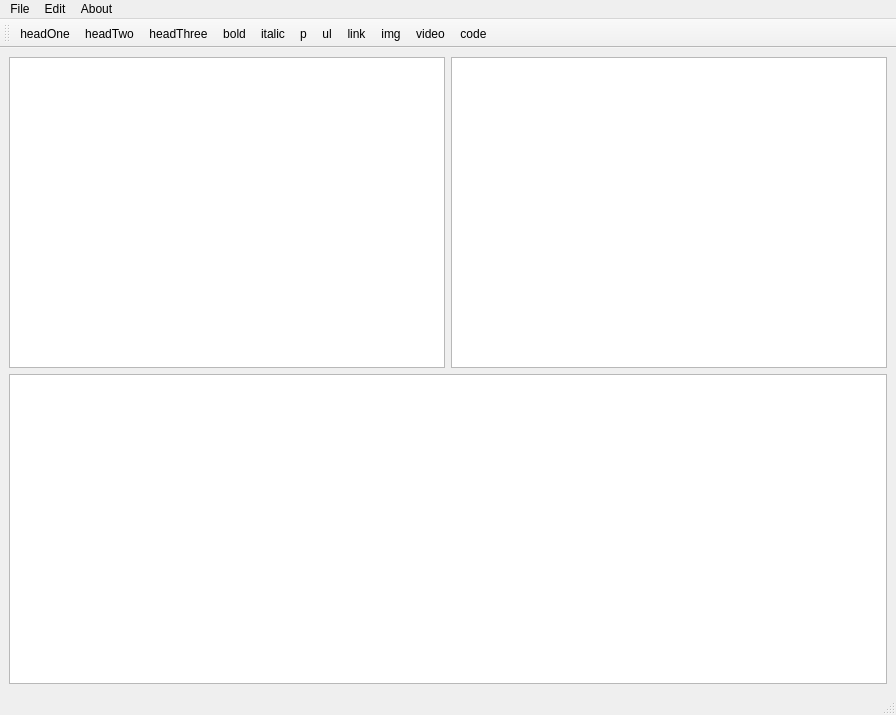
First picture: the form in src/forms/mainwindow.ui, repository pavelkral/mdedit, before the edit.
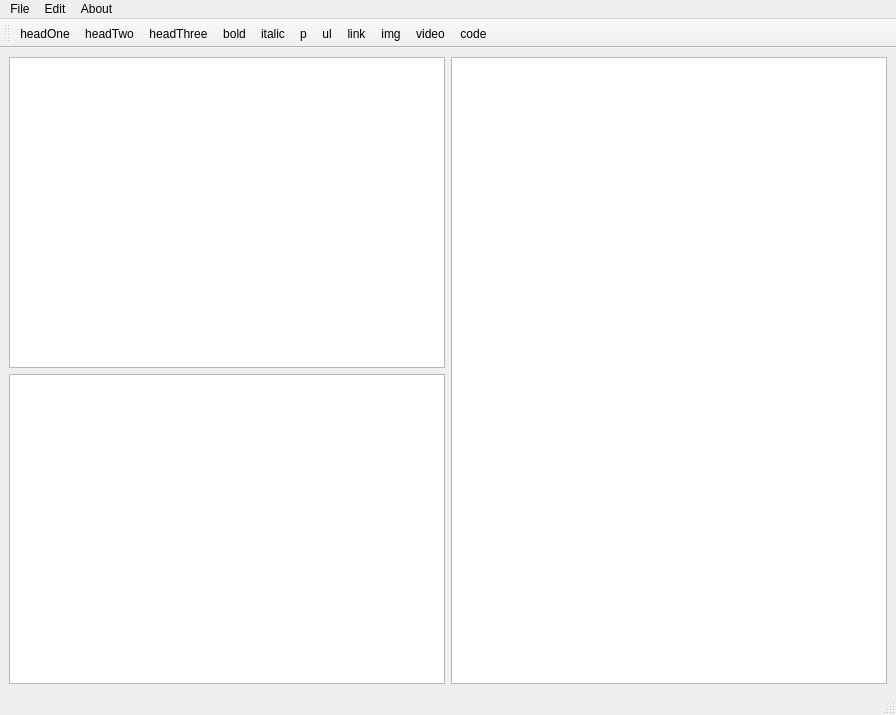
Second picture: the form after the edit. Icons and pictures are not drawn.

Commit message:
Improve image handling and preview in MainWindow
Refactored image downloading to support multiple images in HTML preview, added QSet to track downloaded image URLs, and updated the UI layout for better preview display. The updatePreview method now finds and downloads images from HTML, and the image download handler was simplified. Minor UI and code cleanups were also performed.

The edit to the form file:
```diff
--- a/src/forms/mainwindow.ui
+++ b/src/forms/mainwindow.ui
@@ -22,10 +22,10 @@
     <item row="0" column="0">
      <widget class="QTextEdit" name="ted"/>
     </item>
-    <item row="0" column="1">
+    <item row="0" column="1" rowspan="2">
      <widget class="QTextEdit" name="textEditPreview"/>
     </item>
-    <item row="1" column="0" colspan="2">
+    <item row="1" column="0">
      <widget class="QTextEdit" name="textEditHtml"/>
     </item>
    </layout>
```
The commit also changes 2 other files.
